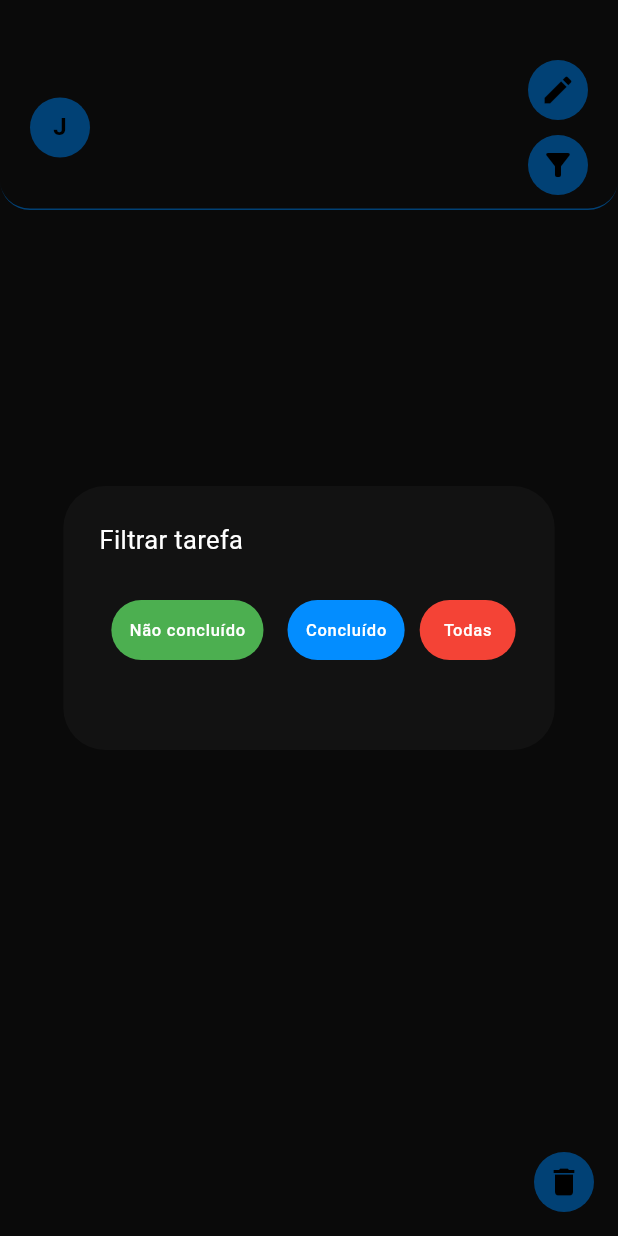
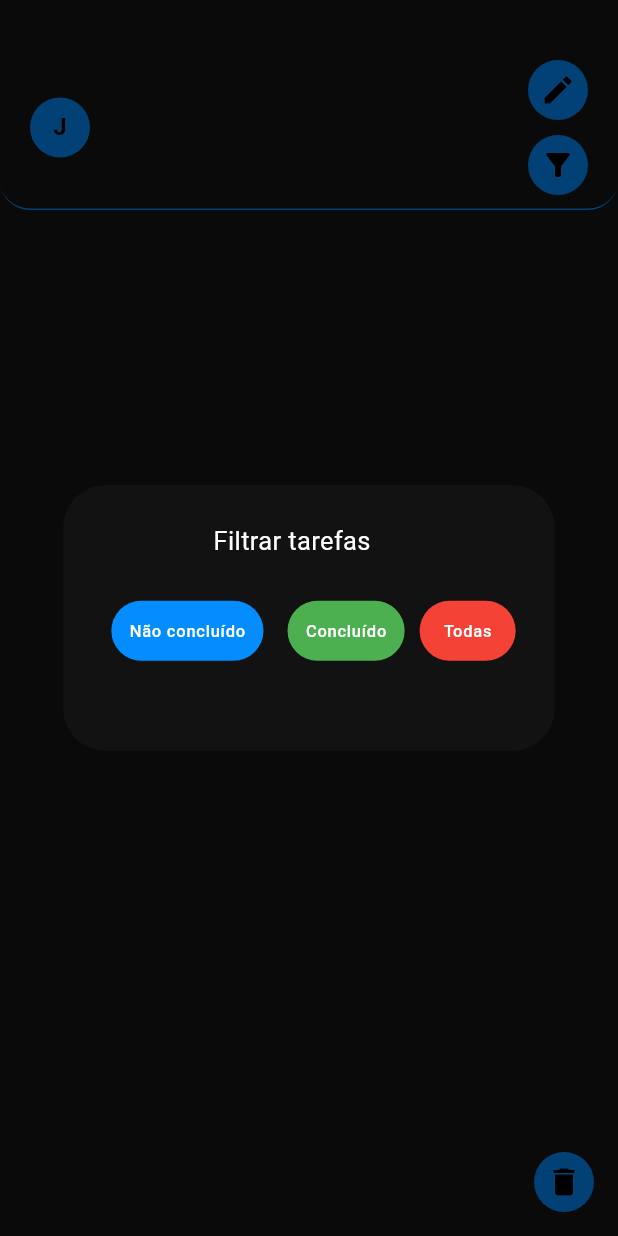
Before and after one commit to Jacob-dvlp/ToDoApp, a Flutter app: the screen it shows after launch, after a tap on the "filter alt" icon, on a phone screen of 412 x 824 dp. Run offline on Flutter 3.47's test engine with Material 3 defaults, Android fonts, the phone set to English and light mode, and no system bars; our stand-ins replace bloc, cloud_firestore, dartz, equatable, firebase_auth, firebase_core and 6 more; accounts and stored records are empty.

Commit message:
feat: add filter

```diff
--- a/lib/src/presentation/home/widget/custom_card_widget.dart
+++ b/lib/src/presentation/home/widget/custom_card_widget.dart
@@ -67,7 +67,7 @@ class CustomCardWidget extends StatelessWidget {
                                   controller.openEndActionPane();
                                 },
                                 backgroundColor: primaryColor,
-                                foregroundColor: Colors.green,
+                                foregroundColor: Colors.white,
                                 icon: Icons.check,
                                 label: 'Feito',
                                 autoClose: true,
--- a/lib/src/presentation/widgets/custom_app_bar.dart
+++ b/lib/src/presentation/widgets/custom_app_bar.dart
@@ -106,17 +106,18 @@ Future<void> showAlertDialog(BuildContext context) async {
     builder: (BuildContext context) {
       return AlertDialog(
         title: Text(
-          'Filtrar tarefa',
+          'Filtrar tarefas',
           style: Theme.of(context).textTheme.bodyMedium,
         ),
+        titlePadding: const EdgeInsets.only(left: 100,right: 100,top: 25),
         content: Row(
           mainAxisAlignment: MainAxisAlignment.spaceBetween,
           children: [
             Padding(
               padding: const EdgeInsets.all(8.0),
               child: TextButton(
-                style: const ButtonStyle(
-                    backgroundColor: WidgetStatePropertyAll(Colors.green)),
+                style: ButtonStyle(
+                    backgroundColor: WidgetStatePropertyAll(primaryColor)),
                 onPressed: () {
                   context.read<TaskCubit>().getTaskList(filter: "0");
                   AppRoutes.close(context: context);
@@ -130,9 +131,9 @@ Future<void> showAlertDialog(BuildContext context) async {
             Padding(
               padding: const EdgeInsets.all(8.0),
               child: TextButton(
-                style: ButtonStyle(
+                style: const ButtonStyle(
                   backgroundColor: WidgetStatePropertyAll(
-                    primaryColor,
+                    Colors.green,
                   ),
                 ),
                 onPressed: () {
@@ -148,11 +149,12 @@ Future<void> showAlertDialog(BuildContext context) async {
             Padding(
               padding: const EdgeInsets.all(2.0),
               child: TextButton(
-                style: const ButtonStyle(
-                  backgroundColor: WidgetStatePropertyAll(
-                    Colors.red,
-                  ),
-                ),
+                style: ButtonStyle(
+                    backgroundColor: const WidgetStatePropertyAll(
+                      Colors.red,
+                    ),
+                    textStyle:
+                        WidgetStatePropertyAll(TextStyle(color: primaryColor))),
                 onPressed: () {
                   context.read<TaskCubit>().getTaskList();
                   AppRoutes.close(context: context);
```
Also changed, not shown: lib/src/utils/app_theme.dart (line endings or trailing spaces).
